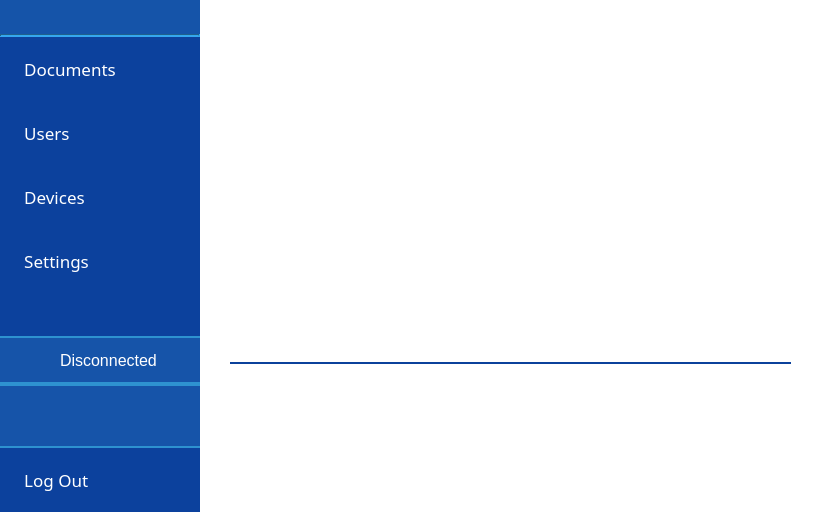
Scille/parsec-cloud, file parsec/core/gui/forms/main_window.ui: the form before one commit.
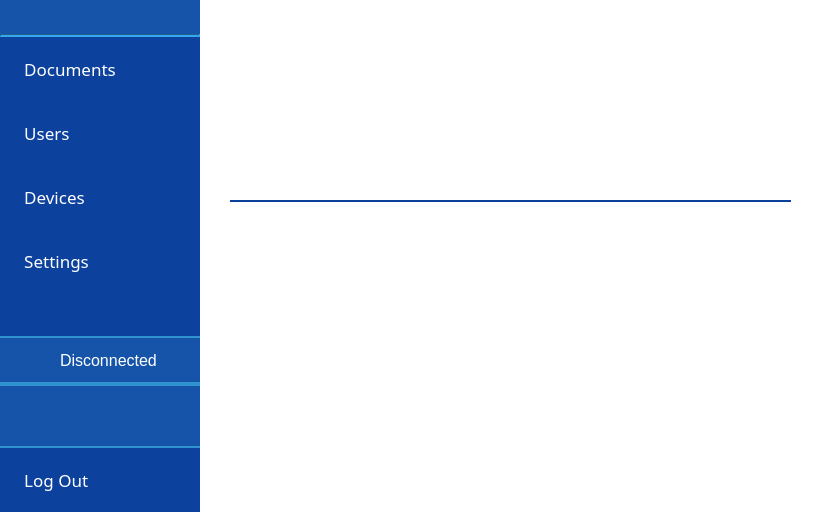
The form after the commit. Icons and pictures are not drawn.

Commit message: [GUI] Made the taskbar global to all central widgets

```diff
--- a/parsec/core/gui/forms/main_window.ui
+++ b/parsec/core/gui/forms/main_window.ui
@@ -888,6 +888,41 @@
               <property name="sizeConstraint">
                <enum>QLayout::SetMaximumSize</enum>
               </property>
+              <item>
+               <layout class="QVBoxLayout" name="layout_main">
+                <item>
+                 <layout class="QHBoxLayout" name="horizontalLayout_7">
+                  <item>
+                   <widget class="QWidget" name="widget_taskbar" native="true">
+                    <property name="styleSheet">
+                     <string notr="true">QWidget#WidgetTaskBar
+{
+background-color: rgb(12, 65, 157);
+}</string>
+                    </property>
+                    <layout class="QHBoxLayout" name="horizontalLayout_8">
+                     <property name="spacing">
+                      <number>0</number>
+                     </property>
+                     <property name="leftMargin">
+                      <number>0</number>
+                     </property>
+                     <property name="topMargin">
+                      <number>0</number>
+                     </property>
+                     <property name="rightMargin">
+                      <number>0</number>
+                     </property>
+                     <property name="bottomMargin">
+                      <number>0</number>
+                     </property>
+                    </layout>
+                   </widget>
+                  </item>
+                 </layout>
+                </item>
+               </layout>
+              </item>
              </layout>
             </item>
            </layout>
```
Left out of the diff: 5 changed lines with no effect on the pictures. The commit also changes 2 other files.
